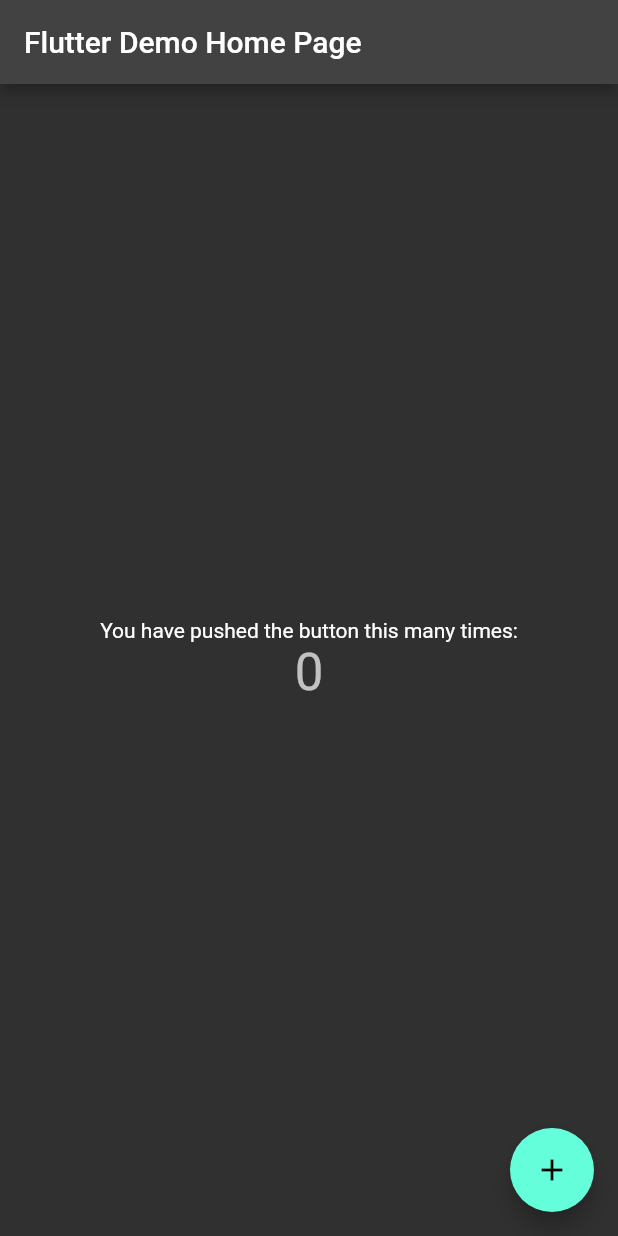
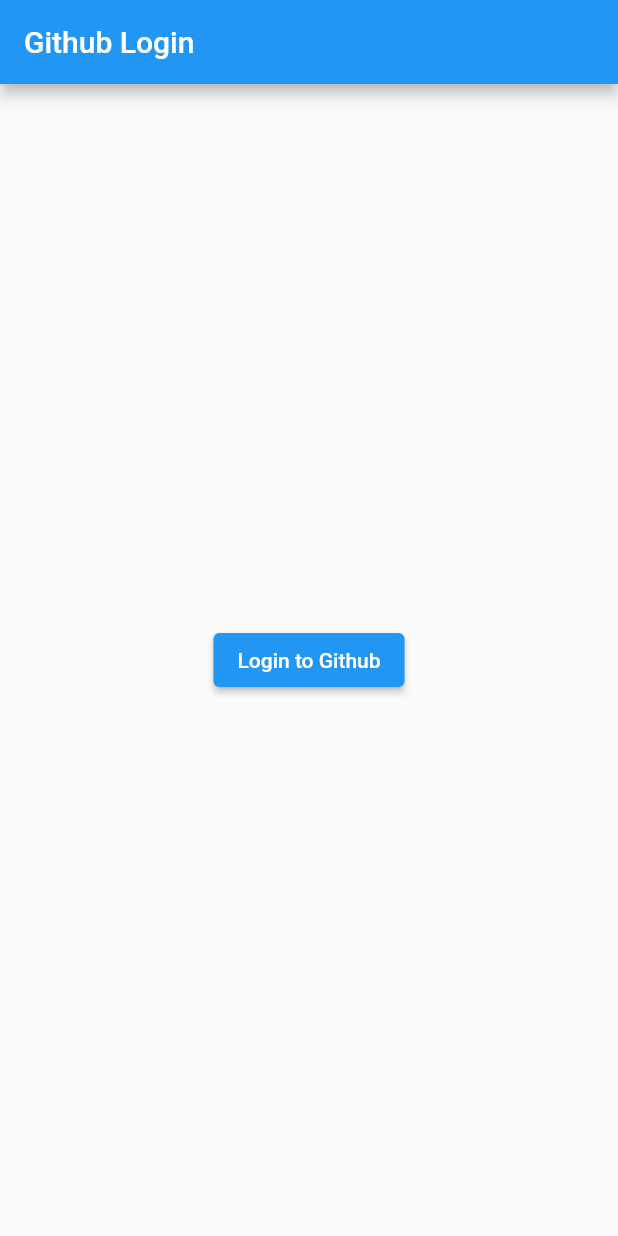
Before and after one commit to Pk31cbe/github_client, a Flutter app: the screen it shows after launch, on a phone screen of 412 x 824 dp. Run offline on Flutter 3.47's test engine with Material 2 defaults, Android fonts, the phone set to English and light mode, and no system bars; missing offline and left inert: oauth2.

Commit message:
change of code

```diff
--- /dev/null
+++ b/lib/github_oauth_credentials.dart
@@ -0,0 +1,6 @@
+// TODO(CodelabUser): Create an OAuth App
+const githubClientId = '10e69a5ba9be19124fd5';
+const githubClientSecret = '10e69edb69b1cdd87caa44f8ae59af9fed279e9b';
+
+// OAuth scopes for repository and user information
+const githubScopes = ['repo', 'read:org'];
--- a/lib/main.dart
+++ b/lib/main.dart
@@ -1,4 +1,6 @@
 import 'package:flutter/material.dart';
+import 'github_oauth_credentials.dart';
+import 'src/github_login.dart';
 
 void main() {
   runApp(const MyApp());
@@ -7,110 +9,41 @@ void main() {
 class MyApp extends StatelessWidget {
   const MyApp({Key? key}) : super(key: key);
 
-  // This widget is the root of your application.
   @override
   Widget build(BuildContext context) {
     return MaterialApp(
-      title: 'Flutter Demo',
+      title: 'GitHub Client',
       theme: ThemeData(
-        // This is the theme of your application.
-        //
-        // Try running your application with "flutter run". You'll see the
-        // application has a blue toolbar. Then, without quitting the app, try
-        // changing the primarySwatch below to Colors.green and then invoke
-        // "hot reload" (press "r" in the console where you ran "flutter run",
-        // or simply save your changes to "hot reload" in a Flutter IDE).
-        // Notice that the counter didn't reset back to zero; the application
-        // is not restarted.
         primarySwatch: Colors.blue,
-        brightness: Brightness.dark
+        visualDensity: VisualDensity.adaptivePlatformDensity,
       ),
-      home: const MyHomePage(title: 'Flutter Demo Home Page'),
+      home: const MyHomePage(title: 'GitHub Client'),
     );
   }
 }
 
-class MyHomePage extends StatefulWidget {
+class MyHomePage extends StatelessWidget {
   const MyHomePage({Key? key, required this.title}) : super(key: key);
-
-  // This widget is the home page of your application. It is stateful, meaning
-  // that it has a State object (defined below) that contains fields that affect
-  // how it looks.
-
-  // This class is the configuration for the state. It holds the values (in this
-  // case the title) provided by the parent (in this case the App widget) and
-  // used by the build method of the State. Fields in a Widget subclass are
-  // always marked "final".
-
   final String title;
 
   @override
-  State<MyHomePage> createState() => _MyHomePageState();
-}
-
-class _MyHomePageState extends State<MyHomePage> {
-  int _counter = 0;
-
-  void _incrementCounter() {
-    setState(() {
-      // This call to setState tells the Flutter framework that something has
-      // changed in this State, which causes it to rerun the build method below
-      // so that the display can reflect the updated values. If we changed
-      // _counter without calling setState(), then the build method would not be
-      // called again, and so nothing would appear to happen.
-      _counter++;
-    });
-  }
-
-  @override
   Widget build(BuildContext context) {
-    // This method is rerun every time setState is called, for instance as done
-    // by the _incrementCounter method above.
-    //
-    // The Flutter framework has been optimized to make rerunning build methods
-    // fast, so that you can just rebuild anything that needs updating rather
-    // than having to individually change instances of widgets.
-    return Scaffold(
-      appBar: AppBar(
-        // Here we take the value from the MyHomePage object that was created by
-        // the App.build method, and use it to set our appbar title.
-        title: Text(widget.title),
-      ),
-      body: Center(
-        // Center is a layout widget. It takes a single child and positions it
-        // in the middle of the parent.
-        child: Column(
-          // Column is also a layout widget. It takes a list of children and
-          // arranges them vertically. By default, it sizes itself to fit its
-          // children horizontally, and tries to be as tall as its parent.
-          //
-          // Invoke "debug painting" (press "p" in the console, choose the
-          // "Toggle Debug Paint" action from the Flutter Inspector in Android
-          // Studio, or the "Toggle Debug Paint" command in Visual Studio Code)
-          // to see the wireframe for each widget.
-          //
-          // Column has various properties to control how it sizes itself and
-          // how it positions its children. Here we use mainAxisAlignment to
-          // center the children vertically; the main axis here is the vertical
-          // axis because Columns are vertical (the cross axis would be
-          // horizontal).
-          mainAxisAlignment: MainAxisAlignment.center,
-          children: <Widget>[
-            const Text(
-              'You have pushed the button this many times:',
+    return GithubLoginWidget(
+      builder: (context, httpClient) {
+        return Scaffold(
+          appBar: AppBar(
+            title: Text(title),
+          ),
+          body: const Center(
+            child: Text(
+              'You are logged in to GitHub!',
             ),
-            Text(
-              '$_counter',
-              style: Theme.of(context).textTheme.headline4,
-            ),
-          ],
-        ),
-      ),
-      floatingActionButton: FloatingActionButton(
-        onPressed: _incrementCounter,
-        tooltip: 'Increment',
-        child: const Icon(Icons.add),
-      ), // This trailing comma makes auto-formatting nicer for build methods.
+          ),
+        );
+      },
+      githubClientId: githubClientId,
+      githubClientSecret: githubClientSecret,
+      githubScopes: githubScopes,
     );
   }
 }
--- /dev/null
+++ b/lib/src/github_login.dart
@@ -0,0 +1,123 @@
+import 'dart:io';
+import 'package:flutter/material.dart';
+import 'package:http/http.dart' as http;
+import 'package:oauth2/oauth2.dart' as oauth2;
+import 'package:url_launcher/url_launcher.dart';
+
+final _authorizationEndpoint =
+    Uri.parse('https://github.com/login/oauth/authorize');
+final _tokenEndpoint = Uri.parse('https://github.com/login/oauth/access_token');
+
+class GithubLoginWidget extends StatefulWidget {
+  const GithubLoginWidget({
+    required this.builder,
+    required this.githubClientId,
+    required this.githubClientSecret,
+    required this.githubScopes,
+    Key? key,
+  }) : super(key: key);
+  final AuthenticatedBuilder builder;
+  final String githubClientId;
+  final String githubClientSecret;
+  final List<String> githubScopes;
+
+  @override
+  _GithubLoginState createState() => _GithubLoginState();
+}
+
+typedef AuthenticatedBuilder = Widget Function(
+    BuildContext context, oauth2.Client client);
+
+class _GithubLoginState extends State<GithubLoginWidget> {
+  HttpServer? _redirectServer;
+  oauth2.Client? _client;
+
+  @override
+  Widget build(BuildContext context) {
+    final client = _client;
+    if (client != null) {
+      return widget.builder(context, client);
+    }
+
+    return Scaffold(
+      appBar: AppBar(
+        title: const Text('Github Login'),
+      ),
+      body: Center(
+        child: ElevatedButton(
+          onPressed: () async {
+            await _redirectServer?.close();
+            // Bind to an ephemeral port on localhost
+            _redirectServer = await HttpServer.bind('localhost', 0);
+            var authenticatedHttpClient = await _getOAuth2Client(
+                Uri.parse('http://localhost:${_redirectServer!.port}/auth'));
+            setState(() {
+              _client = authenticatedHttpClient;
+            });
+          },
+          child: const Text('Login to Github'),
+        ),
+      ),
+    );
+  }
+
+  Future<oauth2.Client> _getOAuth2Client(Uri redirectUrl) async {
+    if (widget.githubClientId.isEmpty || widget.githubClientSecret.isEmpty) {
+      throw const GithubLoginException(
+          'githubClientId and githubClientSecret must be not empty. '
+          'See `lib/github_oauth_credentials.dart` for more detail.');
+    }
+    var grant = oauth2.AuthorizationCodeGrant(
+      widget.githubClientId,
+      _authorizationEndpoint,
+      _tokenEndpoint,
+      secret: widget.githubClientSecret,
+      httpClient: _JsonAcceptingHttpClient(),
+    );
+    var authorizationUrl =
+        grant.getAuthorizationUrl(redirectUrl, scopes: widget.githubScopes);
+
+    await _redirect(authorizationUrl);
+    var responseQueryParameters = await _listen();
+    var client =
+        await grant.handleAuthorizationResponse(responseQueryParameters);
+    return client;
+  }
+
+  Future<void> _redirect(Uri authorizationUrl) async {
+    var url = authorizationUrl.toString();
+    if (await canLaunch(url)) {
+      await launch(url);
+    } else {
+      throw GithubLoginException('Could not launch $url');
+    }
+  }
+
+  Future<Map<String, String>> _listen() async {
+    var request = await _redirectServer!.first;
+    var params = request.uri.queryParameters;
+    request.response.statusCode = 200;
+    request.response.headers.set('content-type', 'text/plain');
+    request.response.writeln('Authenticated! You can close this tab.');
+    await request.response.close();
+    await _redirectServer!.close();
+    _redirectServer = null;
+    return params;
+  }
+}
+
+class _JsonAcceptingHttpClient extends http.BaseClient {
+  final _httpClient = http.Client();
+  @override
+  Future<http.StreamedResponse> send(http.BaseRequest request) {
+    request.headers['Accept'] = 'application/json';
+    return _httpClient.send(request);
+  }
+}
+
+class GithubLoginException implements Exception {
+  const GithubLoginException(this.message);
+  final String message;
+  @override
+  String toString() => message;
+}
--- a/pubspec.yaml
+++ b/pubspec.yaml
@@ -34,6 +34,9 @@ dependencies:
   # The following adds the Cupertino Icons font to your application.
   # Use with the CupertinoIcons class for iOS style icons.
   cupertino_icons: ^1.0.2
+  http: ^0.13.4
+  oauth2: ^2.0.0
+  url_launcher: ^6.1.2
 
 dev_dependencies:
   flutter_test:
```
Also changed, not shown: pubspec.lock, 2 other files.
